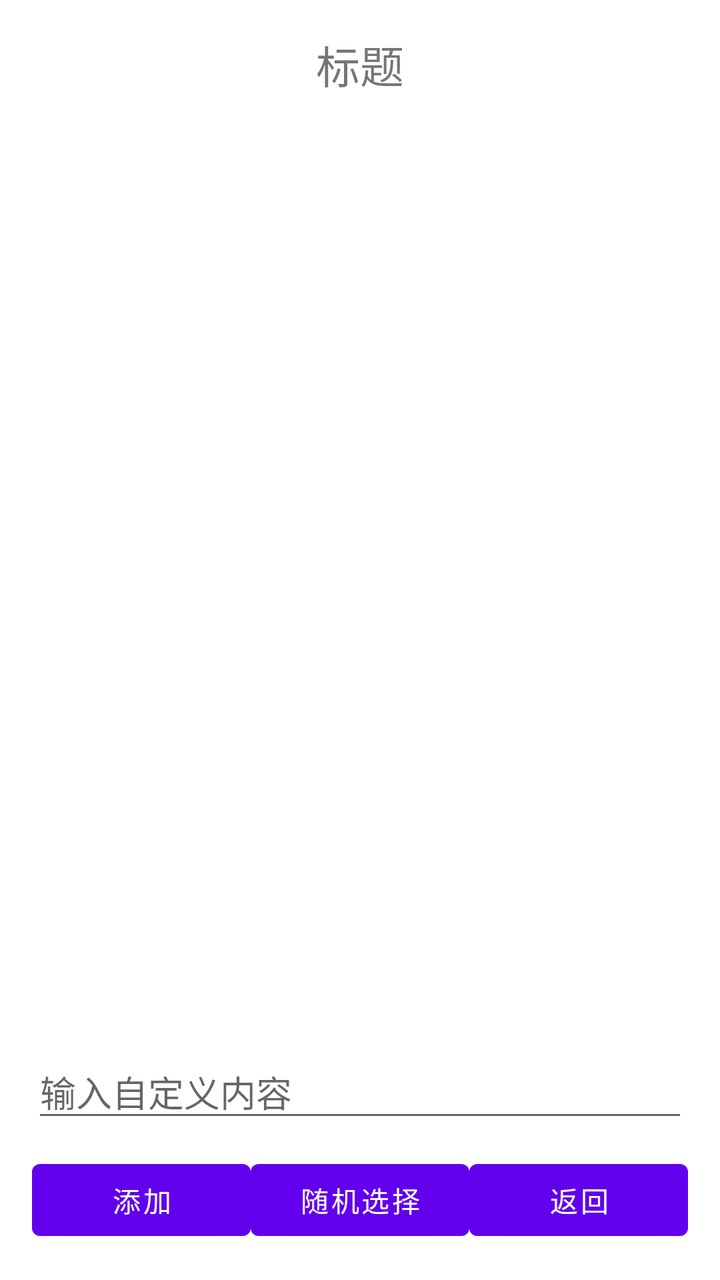
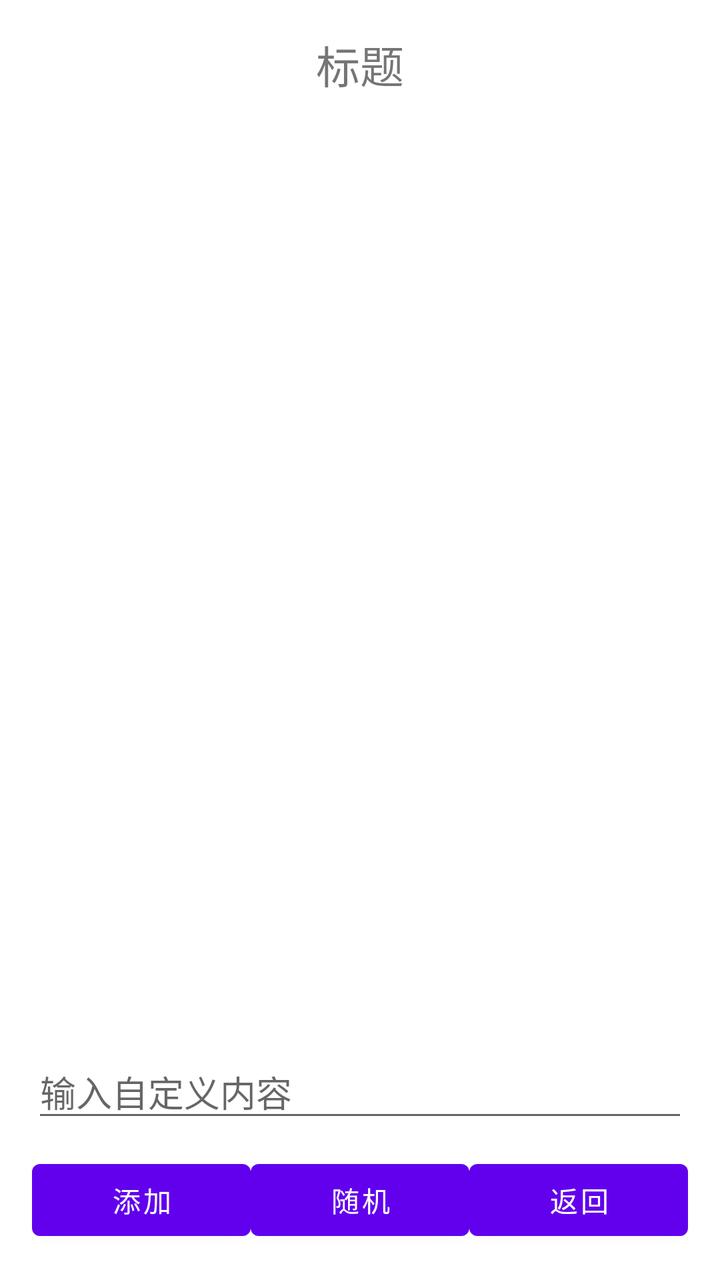

Compare the two renders of this Android layout. The source of the first and the diff that turns it into the second are given below.
<!-- AndroidManifest.xml: application theme Theme.ChooseHelper202 -->
<!-- res/layout/activity_base_random.xml -->
<?xml version="1.0" encoding="utf-8"?>
<LinearLayout xmlns:android="http://schemas.android.com/apk/res/android"
    android:layout_width="match_parent"
    android:layout_height="match_parent"
    android:orientation="vertical"
    android:padding="16dp">

    <TextView
        android:id="@+id/tv_title"
        android:layout_width="match_parent"
        android:layout_height="wrap_content"
        android:text="标题"
        android:textSize="22sp"
        android:gravity="center"
        android:layout_marginBottom="16dp"/>

    <ListView
        android:id="@+id/lv_list"
        android:layout_width="match_parent"
        android:layout_height="0dp"
        android:layout_weight="1"/>

    <EditText
        android:id="@+id/et_input"
        android:layout_width="match_parent"
        android:layout_height="wrap_content"
        android:hint="输入自定义内容"/>

    <LinearLayout
        android:layout_width="match_parent"
        android:layout_height="wrap_content"
        android:layout_marginTop="10dp">

        <Button
            android:id="@+id/btn_add"
            android:layout_width="0dp"
            android:layout_height="wrap_content"
            android:layout_weight="1"
            android:text="添加"/>

        <Button
            android:id="@+id/btn_random"
            android:layout_width="0dp"
            android:layout_height="wrap_content"
            android:layout_weight="1"
            android:text="随机选择"/>

        <Button
            android:id="@+id/btn_back"
            android:layout_width="0dp"
            android:layout_height="wrap_content"
            android:layout_weight="1"
            android:text="返回"/>

    </LinearLayout>

</LinearLayout>
<!-- resources referenced by this layout -->
<resources>
  <style name="Theme.ChooseHelper202" parent="Theme.MaterialComponents.DayNight.NoActionBar">
          <item name="colorPrimary">#6200EE</item>
          <item name="colorPrimaryVariant">#3700B3</item>
          <item name="colorOnPrimary">#FFFFFF</item>
          <item name="colorSecondary">#03DAC5</item>
          <item name="colorSecondaryVariant">#018786</item>
          <item name="colorOnSecondary">#000000</item>
          <item name="android:statusBarColor">?attr/colorPrimaryVariant</item>
      </style>
</resources>

<!-- the commit's change to res/layout/activity_base_random.xml (unified diff, before → after) -->
@@ -11,14 +11,14 @@
         android:layout_height="wrap_content"
         android:text="标题"
         android:textSize="22sp"
-        android:gravity="center"
-        android:layout_marginBottom="16dp"/>
+        android:gravity="center"/>
 
     <ListView
         android:id="@+id/lv_list"
         android:layout_width="match_parent"
         android:layout_height="0dp"
-        android:layout_weight="1"/>
+        android:layout_weight="1"
+        android:layout_marginTop="10dp"/>
 
     <EditText
         android:id="@+id/et_input"
@@ -29,7 +29,8 @@
     <LinearLayout
         android:layout_width="match_parent"
         android:layout_height="wrap_content"
-        android:layout_marginTop="10dp">
+        android:layout_marginTop="10dp"
+        android:orientation="horizontal">
 
         <Button
             android:id="@+id/btn_add"
@@ -43,7 +44,7 @@
             android:layout_width="0dp"
             android:layout_height="wrap_content"
             android:layout_weight="1"
-            android:text="随机选择"/>
+            android:text="随机"/>
 
         <Button
             android:id="@+id/btn_back"
@@ -51,7 +52,6 @@
             android:layout_height="wrap_content"
             android:layout_weight="1"
             android:text="返回"/>
-
     </LinearLayout>
 
 </LinearLayout>
